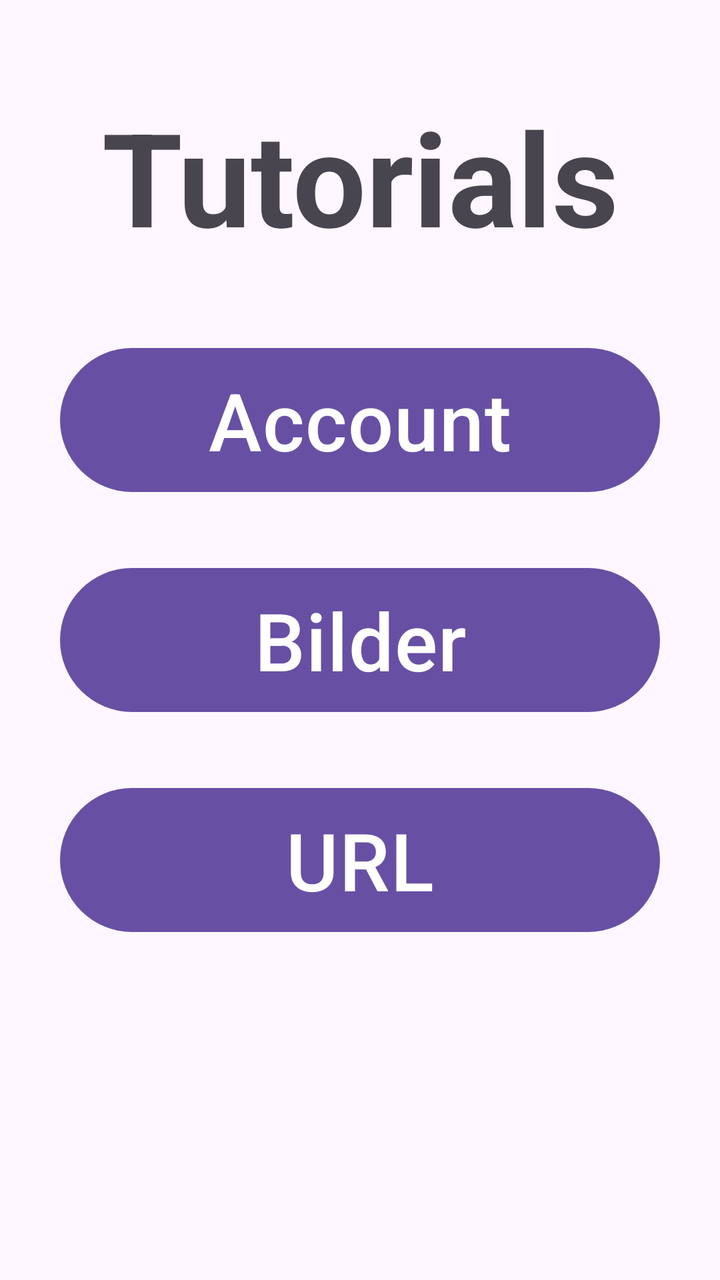
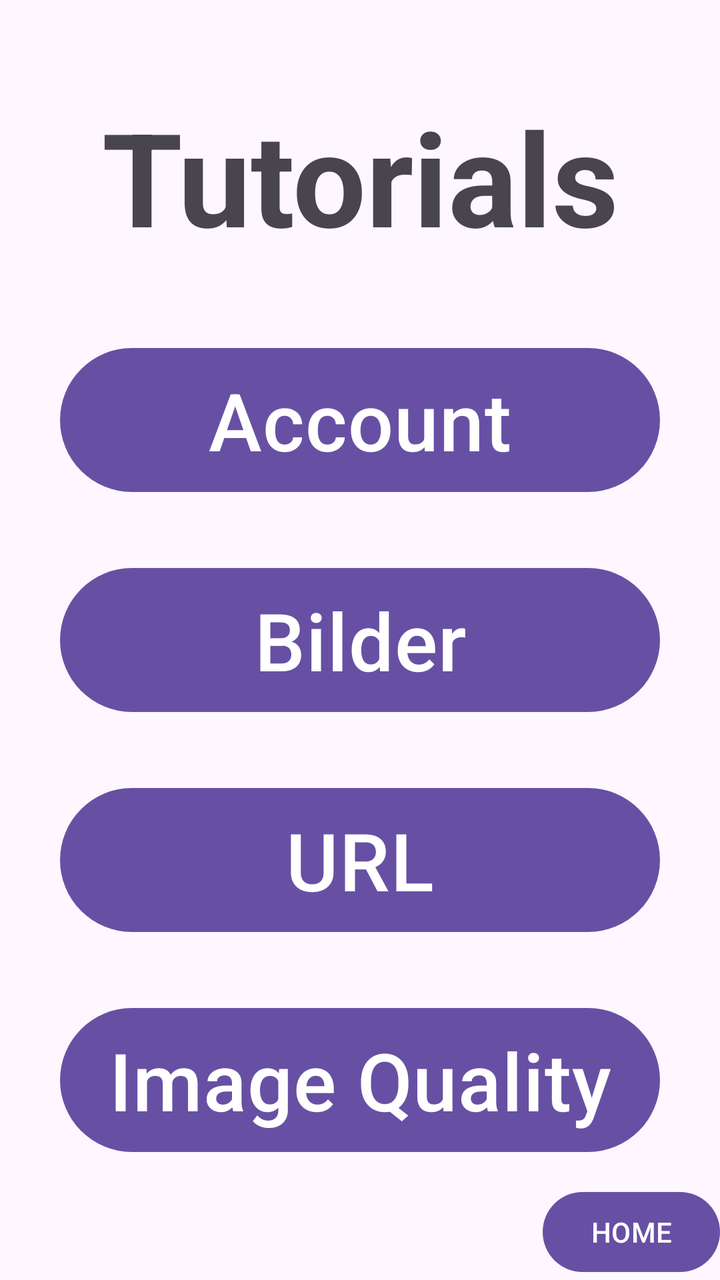

Two renders of the same Android screen: before a commit and after it. Below are the layout's source before the change and the commit's diff.
<!-- AndroidManifest.xml: application theme Theme.TrafficSceneAnalyser -->
<!-- res/layout/activity_tutorial.xml -->
<?xml version="1.0" encoding="utf-8"?>
<androidx.constraintlayout.widget.ConstraintLayout xmlns:android="http://schemas.android.com/apk/res/android"
    xmlns:app="http://schemas.android.com/apk/res-auto"
    xmlns:tools="http://schemas.android.com/tools"
    android:id="@+id/main"
    android:layout_width="match_parent"
    android:layout_height="match_parent"
    tools:context=".TutorialActivity">

    <androidx.constraintlayout.widget.ConstraintLayout
        android:layout_width="match_parent"
        android:layout_height="match_parent">

        <Button
            android:id="@+id/btnAccount"
            android:layout_width="300dp"
            android:layout_height="80dp"
            android:layout_marginBottom="30dp"
            android:text="Account"
            android:textAlignment="center"
            android:textSize="40sp"
            app:layout_constraintBottom_toTopOf="@+id/btnBilder"
            app:layout_constraintEnd_toEndOf="parent"
            app:layout_constraintStart_toStartOf="parent" />

        <Button
            android:id="@+id/btnBilder"
            android:layout_width="300dp"
            android:layout_height="80dp"
            android:text="Bilder"
            android:textSize="40sp"
            app:layout_constraintBottom_toBottomOf="parent"
            app:layout_constraintEnd_toEndOf="parent"
            app:layout_constraintStart_toStartOf="parent"
            app:layout_constraintTop_toTopOf="parent" />

        <Button
            android:id="@+id/btnUrlTut"
            android:layout_width="300dp"
            android:layout_height="80dp"
            android:layout_marginTop="30dp"
            android:text="URL"
            android:textSize="40sp"
            app:layout_constraintEnd_toEndOf="parent"
            app:layout_constraintStart_toStartOf="parent"
            app:layout_constraintTop_toBottomOf="@+id/btnBilder" />

        <TextView
            android:id="@+id/textView8"
            android:layout_width="300dp"
            android:layout_height="80dp"
            android:text="Tutorials"
            android:textAlignment="center"
            android:textSize="65sp"
            android:textStyle="bold"
            app:layout_constraintBottom_toTopOf="@+id/btnAccount"
            app:layout_constraintEnd_toEndOf="parent"
            app:layout_constraintStart_toStartOf="parent"
            app:layout_constraintTop_toTopOf="parent" />
    </androidx.constraintlayout.widget.ConstraintLayout>
</androidx.constraintlayout.widget.ConstraintLayout>
<!-- resources referenced by this layout -->
<resources>
  <style name="Theme.TrafficSceneAnalyser" parent="Base.Theme.TrafficSceneAnalyser" />
  <style name="Base.Theme.TrafficSceneAnalyser" parent="Theme.Material3.DayNight.NoActionBar">
          
          
      </style>
</resources>

<!-- the commit's change to res/layout/activity_tutorial.xml (unified diff, before → after) -->
@@ -7,55 +7,70 @@
     android:layout_height="match_parent"
     tools:context=".TutorialActivity">
 
-    <androidx.constraintlayout.widget.ConstraintLayout
-        android:layout_width="match_parent"
-        android:layout_height="match_parent">
+    <Button
+        android:id="@+id/btnAccount"
+        android:layout_width="300dp"
+        android:layout_height="80dp"
+        android:layout_marginBottom="30dp"
+        android:text="Account"
+        android:textAlignment="center"
+        android:textSize="40sp"
+        app:layout_constraintBottom_toTopOf="@+id/btnBilder"
+        app:layout_constraintEnd_toEndOf="parent"
+        app:layout_constraintStart_toStartOf="parent" />
 
-        <Button
-            android:id="@+id/btnAccount"
-            android:layout_width="300dp"
-            android:layout_height="80dp"
-            android:layout_marginBottom="30dp"
-            android:text="Account"
-            android:textAlignment="center"
-            android:textSize="40sp"
-            app:layout_constraintBottom_toTopOf="@+id/btnBilder"
-            app:layout_constraintEnd_toEndOf="parent"
-            app:layout_constraintStart_toStartOf="parent" />
+    <Button
+        android:id="@+id/btnBilder"
+        android:layout_width="300dp"
+        android:layout_height="80dp"
+        android:text="Bilder"
+        android:textSize="40sp"
+        app:layout_constraintBottom_toBottomOf="parent"
+        app:layout_constraintEnd_toEndOf="parent"
+        app:layout_constraintStart_toStartOf="parent"
+        app:layout_constraintTop_toTopOf="parent" />
 
-        <Button
-            android:id="@+id/btnBilder"
-            android:layout_width="300dp"
-            android:layout_height="80dp"
-            android:text="Bilder"
-            android:textSize="40sp"
-            app:layout_constraintBottom_toBottomOf="parent"
-            app:layout_constraintEnd_toEndOf="parent"
-            app:layout_constraintStart_toStartOf="parent"
-            app:layout_constraintTop_toTopOf="parent" />
+    <Button
+        android:id="@+id/btnUrlTut"
+        android:layout_width="300dp"
+        android:layout_height="80dp"
+        android:layout_marginTop="30dp"
+        android:text="URL"
+        android:textSize="40sp"
+        app:layout_constraintEnd_toEndOf="parent"
+        app:layout_constraintStart_toStartOf="parent"
+        app:layout_constraintTop_toBottomOf="@+id/btnBilder" />
 
-        <Button
-            android:id="@+id/btnUrlTut"
-            android:layout_width="300dp"
-            android:layout_height="80dp"
-            android:layout_marginTop="30dp"
-            android:text="URL"
-            android:textSize="40sp"
-            app:layout_constraintEnd_toEndOf="parent"
-            app:layout_constraintStart_toStartOf="parent"
-            app:layout_constraintTop_toBottomOf="@+id/btnBilder" />
+    <Button
+        android:id="@+id/btnImageQuality"
+        android:layout_width="300dp"
+        android:layout_height="80dp"
+        android:layout_marginTop="30dp"
+        android:text="Image Quality"
+        android:textSize="40sp"
+        app:layout_constraintEnd_toEndOf="parent"
+        app:layout_constraintStart_toStartOf="parent"
+        app:layout_constraintTop_toBottomOf="@+id/btnUrlTut" />
 
-        <TextView
-            android:id="@+id/textView8"
-            android:layout_width="300dp"
-            android:layout_height="80dp"
-            android:text="Tutorials"
-            android:textAlignment="center"
-            android:textSize="65sp"
-            android:textStyle="bold"
-            app:layout_constraintBottom_toTopOf="@+id/btnAccount"
-            app:layout_constraintEnd_toEndOf="parent"
-            app:layout_constraintStart_toStartOf="parent"
-            app:layout_constraintTop_toTopOf="parent" />
-    </androidx.constraintlayout.widget.ConstraintLayout>
+    <TextView
+        android:id="@+id/textView8"
+        android:layout_width="300dp"
+        android:layout_height="80dp"
+        android:text="Tutorials"
+        android:textAlignment="center"
+        android:textSize="65sp"
+        android:textStyle="bold"
+        app:layout_constraintBottom_toTopOf="@+id/btnAccount"
+        app:layout_constraintEnd_toEndOf="parent"
+        app:layout_constraintStart_toStartOf="parent"
+        app:layout_constraintTop_toTopOf="parent" />
+
+    <Button
+        android:id="@+id/btnHome"
+        android:layout_width="wrap_content"
+        android:layout_height="wrap_content"
+        android:text="HOME"
+        app:layout_constraintBottom_toBottomOf="parent"
+        app:layout_constraintEnd_toEndOf="parent" />
+
 </androidx.constraintlayout.widget.ConstraintLayout>
